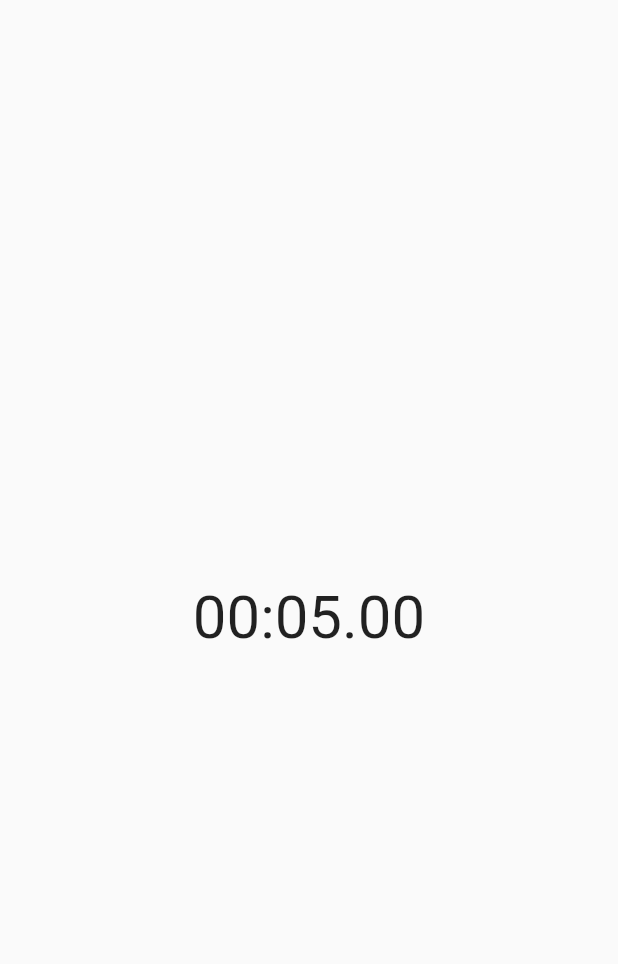
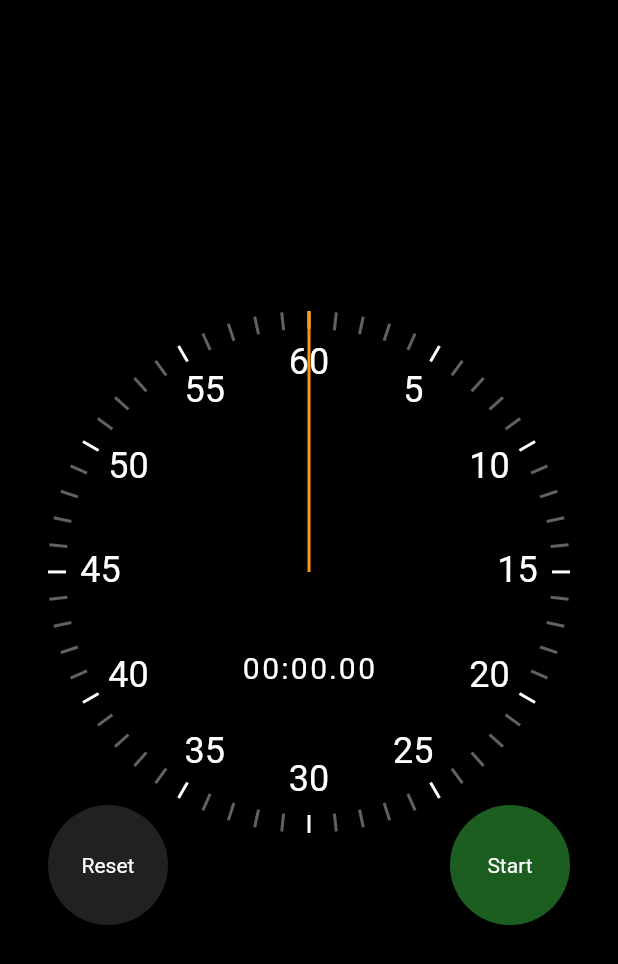
Before and after one commit to JMsGH/flutter_stopwatch, a Flutter app: the screen it shows after launch, on a phone screen of 412 x 824 dp. Shown: the top 964 px of the screen. Run offline on Flutter 3.47's test engine with Material 2 defaults, Android fonts, the phone set to English and light mode, and no system bars.

Commit message:
final commit

```diff
--- a/lib/main.dart
+++ b/lib/main.dart
@@ -1,4 +1,5 @@
 import 'package:flutter/material.dart';
+import 'package:flutter/services.dart';
 import 'package:stopwatch_flutter/ui/stopwatch.dart';
 
 void main() {
@@ -10,6 +11,11 @@ class MyApp extends StatelessWidget {
   Widget build(BuildContext context) {
     return MaterialApp(
       debugShowCheckedModeBanner: false,
+      // dark modeにして、さらにcopyWithで真っ黒に。メニューバーも真っ黒になってしまうので、
+      // MyHomePageのScaffoldを AnnotatedRegionでラップ
+      theme: ThemeData.dark().copyWith(
+        scaffoldBackgroundColor: Colors.black,
+      ),
       home: MyHomePage(),
     );
   }
@@ -20,9 +26,18 @@ class MyHomePage extends StatelessWidget {
 
   @override
   Widget build(BuildContext context) {
-    return Scaffold(
-      body: Center(
-        child: Stopwatch(),
+    return AnnotatedRegion<SystemUiOverlayStyle>(
+      value: SystemUiOverlayStyle.light,
+      child: Scaffold(
+        body: Center(
+          child: Padding(
+            padding: const EdgeInsets.all(32.0),
+            child: AspectRatio(
+              aspectRatio: 0.85,
+              child: Stopwatch(),
+            ),
+          ),
+        ),
       ),
     );
   }
--- /dev/null
+++ b/lib/ui/clock_hand.dart
@@ -0,0 +1,31 @@
+import 'package:flutter/material.dart';
+
+class ClockHand extends StatelessWidget {
+  const ClockHand({
+    Key? key,
+    required this.rotationZAngle,
+    required this.handThickness,
+    required this.handLength,
+    required this.color,
+  }) : super(key: key);
+
+  final double rotationZAngle; // function of the elapsed time
+  final double handThickness;
+  final double handLength;
+  final Color color;
+
+  @override
+  Widget build(BuildContext context) {
+    return Transform(
+      alignment: Alignment.topCenter,
+      transform: Matrix4.identity()
+        ..translate(-handThickness / 2, 0.0, 0.0)
+        ..rotateZ(rotationZAngle),
+      child: Container(
+        height: handLength,
+        width: handThickness,
+        color: color,
+      ),
+    );
+  }
+}
--- /dev/null
+++ b/lib/ui/clock_markers.dart
@@ -0,0 +1,63 @@
+import 'package:flutter/material.dart';
+import 'dart:math';
+
+class ClockSecondsTickMarker extends StatelessWidget {
+  const ClockSecondsTickMarker({
+    Key? key,
+    required this.seconds,
+    required this.radius,
+  }) : super(key: key);
+  final int seconds;
+  final double radius;
+
+  @override
+  Widget build(BuildContext context) {
+    final color = seconds % 5 == 0 ? Colors.white : Colors.grey[700];
+    const width = 2.0;
+    const height = 12.0;
+    return Transform(
+      alignment: Alignment.center,
+      transform: Matrix4.identity()
+        ..translate(-width / 2, -height / 2, 0.0) // center to origin
+        ..rotateZ(2 * pi * (seconds / 60.0))
+        ..translate(0.0, radius - height / 2, 0.0),
+      child: Container(width: width, height: height, color: color),
+    );
+  }
+}
+
+class ClockTextMarker extends StatelessWidget {
+  const ClockTextMarker({
+    Key? key,
+    required this.value,
+    required this.maxValue,
+    required this.radius,
+  }) : super(key: key);
+  final int value;
+  final int maxValue;
+  final double radius;
+
+  @override
+  Widget build(BuildContext context) {
+    const width = 40.0;
+    const height = 30.0;
+    final String text = value.toString();
+    return Transform(
+      alignment: Alignment.center,
+      transform: Matrix4.identity()
+        ..translate(-width / 2, -height / 2, 0.0) // center to origin
+        ..rotateZ(pi + 2 * pi * (value / maxValue))
+        ..translate(0.0, radius - 35, 0.0)
+        ..rotateZ(pi - 2 * pi * (value / maxValue)),
+      child: SizedBox(
+        width: width,
+        height: height,
+        child: Text(
+          text,
+          style: TextStyle(fontSize: 24),
+          textAlign: TextAlign.center,
+        ),
+      ),
+    );
+  }
+}
--- a/lib/ui/elapsed_time_text.dart
+++ b/lib/ui/elapsed_time_text.dart
@@ -12,7 +12,7 @@ class ElapsedTimeText extends StatelessWidget {
     final hundredsStr = hundreds.toStringAsFixed(0).padLeft(2, '0');
     final secondsStr = seconds.toString().padLeft(2, '0');
     final minutesStr = minutes.toString().padLeft(2, '0');
-    const digitWidth = 24.0;
+    const digitWidth = 13.0;
     return Row(
       mainAxisAlignment: MainAxisAlignment.center,
       children: [
@@ -40,7 +40,7 @@ class TimeDigit extends StatelessWidget {
       width: width,
       child: Text(
         text,
-        style: TextStyle(fontSize: 40),
+        style: TextStyle(fontSize: 20),
         textAlign: TextAlign.center,
       ),
     );
--- a/lib/ui/stopwatch.dart
+++ b/lib/ui/stopwatch.dart
@@ -1,16 +1,94 @@
 import 'package:flutter/material.dart';
-import 'package:stopwatch_flutter/ui/elapsed_time_text_basic.dart';
+import 'package:flutter/scheduler.dart';
+import 'package:stopwatch_flutter/ui/reset_button.dart';
+import 'package:stopwatch_flutter/ui/start_stop_button.dart';
+import 'package:stopwatch_flutter/ui/stopwatch_renderer.dart';
 
 class Stopwatch extends StatefulWidget {
   @override
   _StopwatchState createState() => _StopwatchState();
 }
 
-class _StopwatchState extends State<Stopwatch> {
+class _StopwatchState extends State<Stopwatch>
+    with SingleTickerProviderStateMixin {
+  Duration _previouslyElapsed = Duration.zero;
+  Duration _currentlyElapsed = Duration.zero;
+  Duration get _elapsed => _previouslyElapsed + _currentlyElapsed;
+  bool _isRunning = false;
+  late final Ticker _ticker;
+  @override
+  void initState() {
+    super.initState();
+    _ticker = this.createTicker((elapsed) {
+      setState(() {
+        _currentlyElapsed = elapsed;
+      });
+    });
+  }
+
+  @override
+  void dispose() {
+    _ticker.dispose();
+    super.dispose();
+  }
+
+  void _toggleRunning() {
+    setState(() {
+      _isRunning = !_isRunning;
+      if (_isRunning) {
+        _ticker.start();
+      } else {
+        _ticker.stop();
+        _previouslyElapsed += _currentlyElapsed;
+        _currentlyElapsed = Duration.zero;
+      }
+    });
+  }
+
+  void _reset() {
+    _ticker.stop();
+    setState(() {
+      _previouslyElapsed = Duration.zero;
+      _currentlyElapsed = Duration.zero;
+      _isRunning = false;
+    });
+  }
+
   @override
   Widget build(BuildContext context) {
-    return ElapsedTimeTextBasic(
-      elapsed: Duration(seconds: 5),
+    return LayoutBuilder(
+      builder: (context, constraints) {
+        final radius = constraints.maxWidth / 2;
+        return Stack(
+          children: [
+            StopwatchRenderer(
+              elapsed: _elapsed,
+              radius: radius,
+            ),
+            Align(
+              alignment: Alignment.bottomLeft,
+              child: SizedBox(
+                width: 80,
+                height: 80,
+                child: ResetButton(
+                  onPressed: _reset,
+                ),
+              ),
+            ),
+            Align(
+              alignment: Alignment.bottomRight,
+              child: SizedBox(
+                width: 80,
+                height: 80,
+                child: StartStopButton(
+                  onPressed: _toggleRunning,
+                  isRunning: _isRunning,
+                ),
+              ),
+            ),
+          ],
+        );
+      },
     );
   }
 }
--- /dev/null
+++ b/lib/ui/stopwatch_renderer.dart
@@ -0,0 +1,61 @@
+import 'dart:math';
+
+import 'package:flutter/material.dart';
+import 'package:stopwatch_flutter/ui/clock_hand.dart';
+import 'package:stopwatch_flutter/ui/clock_markers.dart';
+
+import 'elapsed_time_text.dart';
+
+class StopwatchRenderer extends StatelessWidget {
+  const StopwatchRenderer({
+    Key? key,
+    required this.elapsed,
+    required this.radius,
+  }) : super(key: key);
+  final Duration elapsed;
+  final double radius;
+
+  @override
+  Widget build(BuildContext context) {
+    return Stack(
+      children: [
+        for (var i = 0; i < 60; i++)
+          Positioned(
+            // note: left and top are set to *radius** to position
+            // the origin of all the markers in the middle of the square
+            left: radius,
+            top: radius,
+            child: ClockSecondsTickMarker(seconds: i, radius: radius),
+          ),
+        for (var i = 5; i <= 60; i += 5)
+          Positioned(
+            left: radius,
+            top: radius,
+            child: ClockTextMarker(
+              radius: radius,
+              value: i,
+              maxValue: 60,
+            ),
+          ),
+        Positioned(
+          left: 0,
+          right: 0,
+          top: radius * 1.3,
+          child: ElapsedTimeText(
+            elapsed: elapsed,
+          ),
+        ),
+        Positioned(
+          left: radius,
+          top: radius,
+          child: ClockHand(
+            rotationZAngle: pi + (2 * pi / 60000) * elapsed.inMilliseconds,
+            handThickness: 2,
+            handLength: radius,
+            color: Colors.orange,
+          ),
+        )
+      ],
+    );
+  }
+}
```
Also changed, not shown: 1 other file.
